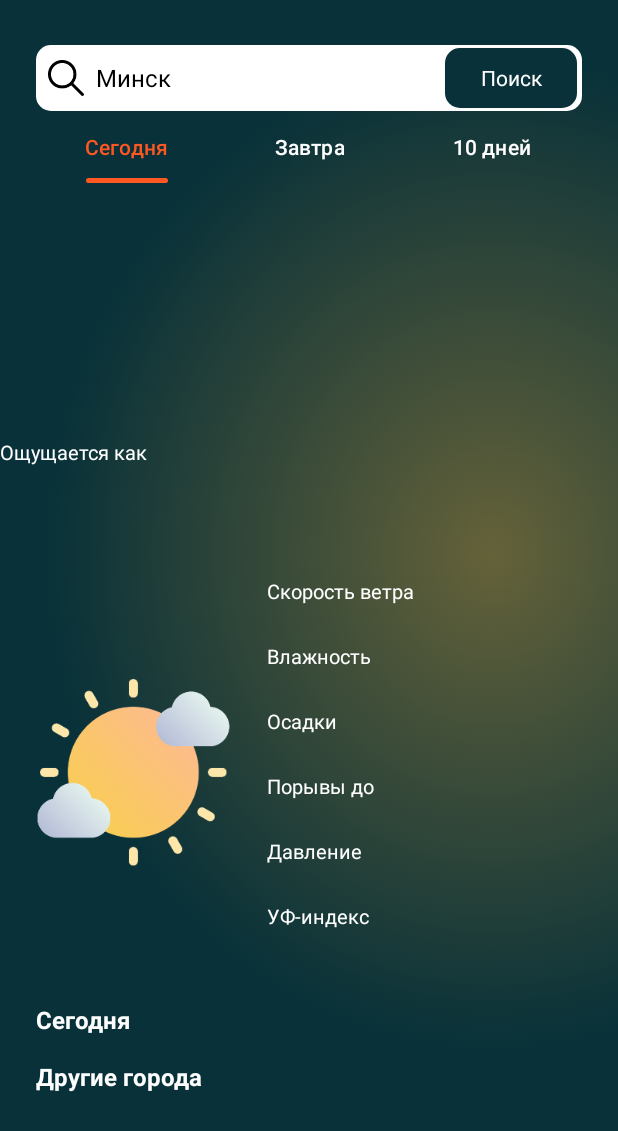
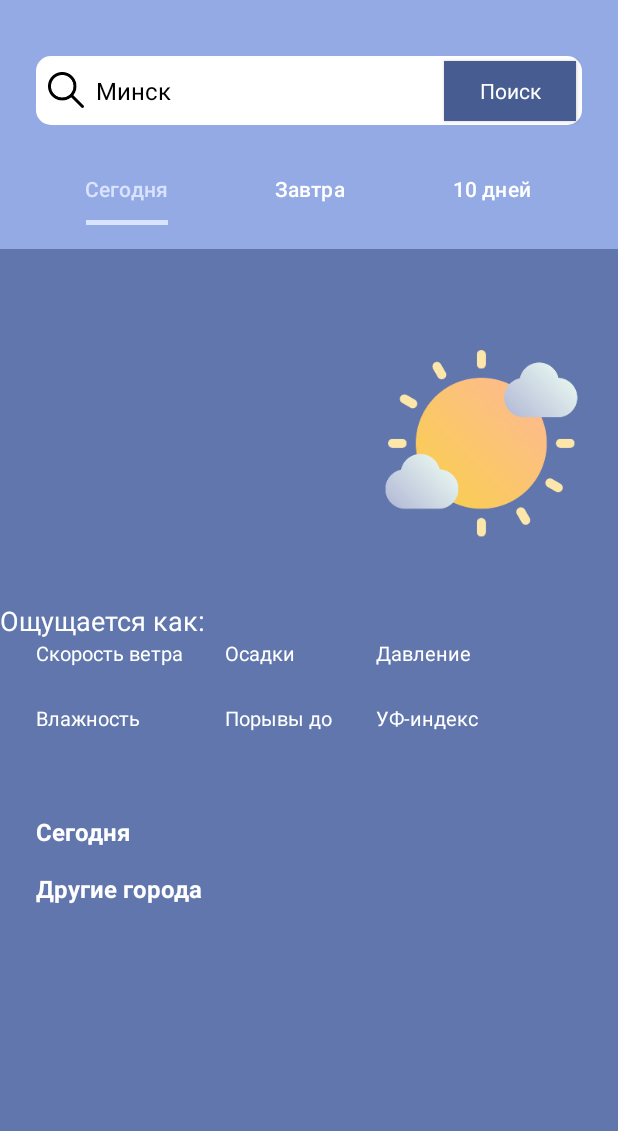
Before and after one commit to Alex2004c/WeatherApp, an Android app: the screen it shows after launch (MainActivity), on a phone screen of 412 x 824 dp. Shown: the top 1131 px of the screen. Run offline under Robolectric (Android 15) with nearby library versions, the phone set to English and light mode, and no system bars; libraries missing offline, so code that uses them is left out: com.ismaeldivita.chipnavigation; pictures from the network do not load; 1 statement that could not run was skipped.

Commit message:
some of design

```diff
--- a/app/src/main/res/layout/activity_main.xml
+++ b/app/src/main/res/layout/activity_main.xml
@@ -18,7 +18,7 @@
         app:layout_constraintEnd_toEndOf="parent"
         app:layout_constraintStart_toStartOf="parent"
         app:layout_constraintTop_toTopOf="parent"
-        app:srcCompat="@drawable/bg" />
+        app:srcCompat="@color/material_dynamic_primary70" />
 
     <LinearLayout
         android:layout_width="match_parent"
@@ -30,52 +30,56 @@
         app:layout_constraintTop_toTopOf="parent">
 
         <LinearLayout
-            android:id="@+id/linearLayout"
+            android:id="@+id/linearLayout1"
             android:layout_width="match_parent"
-            android:layout_height="wrap_content"
+            android:layout_height="102dp"
+            android:background="@color/material_dynamic_primary70"
             android:orientation="vertical">
 
             <androidx.constraintlayout.widget.ConstraintLayout
                 android:id="@+id/searchContainer"
                 android:layout_width="match_parent"
-                android:layout_height="wrap_content"
+                android:layout_height="46dp"
                 android:layout_marginStart="24dp"
-                android:layout_marginTop="30dp"
+                android:layout_marginTop="37dp"
                 android:layout_marginEnd="24dp"
                 android:background="@drawable/white_full_corner">
 
                 <EditText
                     android:id="@+id/editTextText"
                     android:layout_width="0dp"
-                        android:layout_height="40dp"
+                    android:layout_height="46dp"
                     android:background="#00000000"
+                    android:cursorVisible="false"
                     android:drawableStart="@drawable/search_icon"
                     android:drawablePadding="8dp"
                     android:ems="10"
+                    android:focusable="true"
+                    android:focusableInTouchMode="true"
                     android:hint="Город..."
-                        android:cursorVisible="false"
+                    android:importantForAutofill="no"
                     android:inputType="text"
                     android:padding="8dp"
                     android:textColor="@color/black"
                     android:textColorHint="@color/black"
                     android:textSize="16sp"
-                        android:focusable="true"
-                        android:focusableInTouchMode="true"
-                        android:importantForAutofill="no"
                     app:layout_constraintBottom_toBottomOf="parent"
                     app:layout_constraintEnd_toStartOf="@+id/button"
+                    app:layout_constraintHorizontal_bias="0.0"
                     app:layout_constraintStart_toStartOf="parent"
-                        app:layout_constraintTop_toTopOf="parent" />
+                    app:layout_constraintTop_toTopOf="parent"
+                    app:layout_constraintVertical_bias="1.0" />
 
                 <androidx.appcompat.widget.AppCompatButton
                     android:id="@+id/button"
                     style="@android:style/Widget.Button"
-                        android:layout_width="wrap_content"
+                    android:layout_width="88dp"
                     android:layout_height="40dp"
                     android:layout_marginTop="2dp"
-                        android:layout_marginEnd="3dp"
+                    android:layout_marginEnd="4dp"
                     android:layout_marginBottom="2dp"
-                        android:background="@drawable/green_full_corner"
+                    android:background="@color/material_dynamic_primary40"
+                    android:ellipsize="none"
                     android:text="Поиск"
                     android:textColor="@color/white"
                     app:layout_constraintBottom_toBottomOf="parent"
@@ -87,32 +91,36 @@
         <LinearLayout
             android:layout_width="match_parent"
             android:layout_height="match_parent"
-            android:orientation="vertical">
+            android:orientation="vertical"
+            tools:visibility="visible">
 
             <!-- TabLayout - вкладки -->
+
+            <!-- ViewPager2 - контейнер для фрагментов -->
+
             <com.google.android.material.tabs.TabLayout
                 android:id="@+id/tabLayout"
                 android:layout_width="match_parent"
                 android:layout_height="wrap_content"
                 android:layout_marginStart="24dp"
                 android:layout_marginEnd="24dp"
+                android:alpha="1"
                 android:background="@android:color/transparent"
                 app:tabGravity="fill"
+                app:tabIndicator="@android:color/system_control_activated_light"
+                app:tabIndicatorColor="@android:color/system_control_activated_light"
+                app:tabIndicatorHeight="3dp"
                 app:tabMode="fixed"
-                app:tabSelectedTextColor="@color/orange"
-                app:tabTextColor="@color/white"
-                app:tabIndicator="@drawable/tab_indicator"
-                app:tabIndicatorColor="@color/orange"
-                app:tabIndicatorHeight="3dp"/>
+                app:tabSelectedTextColor="@android:color/system_control_activated_light"
+                app:tabTextColor="@color/white" />
 
-            <!-- ViewPager2 - контейнер для фрагментов -->
             <androidx.viewpager2.widget.ViewPager2
                 android:id="@+id/viewPager"
                 android:layout_width="match_parent"
                 android:layout_height="0dp"
                 android:layout_marginTop="16dp"
                 android:layout_weight="1"
-                android:background="@android:color/transparent" />
+                android:background="@android:color/system_palette_key_color_primary_dark" />
         </LinearLayout>
     </LinearLayout>
 </androidx.constraintlayout.widget.ConstraintLayout>
--- a/app/src/main/res/layout/fragment_today.xml
+++ b/app/src/main/res/layout/fragment_today.xml
@@ -17,102 +17,193 @@
             android:layout_width="match_parent"
             android:layout_height="wrap_content"
             android:orientation="vertical"
-            tools:background="@drawable/bg">
+            tools:background="@android:color/system_accent1_500">
 
             <TextView
                 android:id="@+id/tvCity"
                 android:layout_width="match_parent"
                 android:layout_height="wrap_content"
-                tools:text="Минск"
                 android:textColor="@color/white"
                 android:textSize="18sp"
-                android:textStyle="bold" />
+                android:textStyle="bold"
+                tools:text="Минск" />
+
+            <TextView
+                android:id="@+id/tvLastUpdated"
+                android:layout_width="match_parent"
+                android:layout_height="wrap_content"
+                android:textColor="@color/white"
+                android:textSize="18sp"
+                android:textStyle="bold"
+                tools:text="2025-05-10 13:03" />
+
+            <androidx.constraintlayout.widget.ConstraintLayout
+                android:layout_width="match_parent"
+                android:layout_height="161dp"
+                android:layout_marginStart="24dp"
+                android:layout_marginEnd="24dp">
 
                 <TextView
                     android:id="@+id/tvTempMain"
-                android:layout_width="match_parent"
+                    android:layout_width="wrap_content"
                     android:layout_height="wrap_content"
-                android:layout_marginBottom="24dp"
-                android:layout_marginStart="24dp"
-                android:layout_marginEnd="24dp"
-                android:layout_marginTop="12dp"
-                tools:text="25°C"
                     android:textColor="@color/white"
                     android:textSize="70sp"
-                android:textStyle="bold" />
+                    android:textStyle="bold"
+                    app:layout_constraintBottom_toBottomOf="parent"
+                    app:layout_constraintStart_toStartOf="parent"
+                    app:layout_constraintTop_toTopOf="parent"
+                    app:layout_constraintVertical_bias="0.235"
+                    tools:text="25°" />
 
-            <LinearLayout
-                android:layout_width="wrap_content"
-                android:layout_height="wrap_content"
-                android:orientation="vertical">
+                <ImageView
+                    android:id="@+id/imageViewMain"
+                    android:layout_width="130dp"
+                    android:layout_height="130dp"
+                    android:layout_marginBottom="16dp"
+                    android:contentDescription="@string/mainweatericon"
+                    app:layout_constraintBottom_toBottomOf="parent"
+                    app:layout_constraintEnd_toEndOf="parent"
+                    app:layout_constraintHorizontal_bias="0.992"
+                    app:layout_constraintStart_toEndOf="@+id/tvTempMain"
+                    app:srcCompat="@drawable/sunny" />
 
-                <TextView
-                    android:layout_width="match_parent"
-                    android:layout_height="wrap_content"
-                    android:text="Ощущается как"
-                    android:textColor="@color/white"
-                    android:textSize="13sp" />
-
-
-                <TextView
-                    android:id="@+id/tvFeeling"
-                    android:layout_width="match_parent"
-                    android:layout_height="wrap_content"
-                    tools:text="0°C"
-                    android:textColor="@color/white"
-                    android:textSize="18sp"
-                    android:textStyle="bold" />
-
-            </LinearLayout>
+            </androidx.constraintlayout.widget.ConstraintLayout>
 
             <TextView
                 android:id="@+id/tvCondition"
                 android:layout_width="match_parent"
                 android:layout_height="wrap_content"
-                tools:text="Облачно"
                 android:textColor="@color/white"
                 android:textSize="18sp"
-                android:textStyle="bold" />
+                android:textStyle="bold"
+                tools:text="Облачно" />
+
+            <LinearLayout
+                android:layout_width="wrap_content"
+                android:layout_height="wrap_content"
+                android:orientation="horizontal">
 
                 <TextView
-                android:id="@+id/tvLastUpdated"
                     android:layout_width="match_parent"
                     android:layout_height="wrap_content"
-                tools:text="2025-05-10 13:03"
+                    android:text="Ощущается как:"
+                    android:textColor="@color/white"
+                    android:textSize="18sp" />
+
+
+                <TextView
+                    android:id="@+id/tvFeeling"
+                    android:layout_width="54dp"
+                    android:layout_height="wrap_content"
                     android:textColor="@color/white"
                     android:textSize="18sp"
-                android:textStyle="bold" />
+                    android:textStyle="bold"
+                    tools:text="0°C" />
+
+            </LinearLayout>
 
             <androidx.constraintlayout.widget.ConstraintLayout
                 android:layout_width="match_parent"
-                android:layout_height="wrap_content"
+                android:layout_height="93dp"
                 android:layout_marginStart="24dp"
                 android:layout_marginEnd="24dp">
 
-                <ImageView
-                    android:id="@+id/imageViewMain"
-                    android:layout_width="130dp"
-                    android:layout_height="130dp"
-                    android:contentDescription="@string/mainweatericon"
-                    app:layout_constraintBottom_toBottomOf="parent"
-                    app:layout_constraintStart_toStartOf="parent"
-                    app:layout_constraintTop_toTopOf="parent"
-                    app:srcCompat="@drawable/sunny" />
                 <!-- android:layout_height="0" --><!----><!----><!----><!----><!----><!---->
+
                 <LinearLayout
-                    android:layout_width="wrap_content"
+                    android:id="@+id/linearLayout2"
+                    android:layout_width="87dp"
+                    android:layout_height="81dp"
+                    android:orientation="vertical"
+                    app:layout_constraintEnd_toStartOf="@+id/linearLayout"
+                    app:layout_constraintStart_toEndOf="@+id/linearLayout1"
+                    app:layout_constraintTop_toTopOf="parent">
+
+                    <TextView
+                        android:layout_width="match_parent"
                         android:layout_height="wrap_content"
-                    android:layout_marginStart="24dp"
+                        android:text="Осадки"
+                        android:textColor="@color/white"
+                        android:textSize="13sp" />
+
+                    <TextView
+                        android:id="@+id/tvRain"
+                        android:layout_width="match_parent"
+                        android:layout_height="wrap_content"
+                        android:textColor="@color/white"
+                        android:textSize="18sp"
+                        android:textStyle="bold"
+                        tools:text="0 мм" />
+
+                    <TextView
+                        android:layout_width="match_parent"
+                        android:layout_height="wrap_content"
+                        android:text="Порывы до"
+                        android:textColor="@color/white"
+                        android:textSize="13sp" />
+
+                    <TextView
+                        android:id="@+id/tvGust"
+                        android:layout_width="match_parent"
+                        android:layout_height="wrap_content"
+                        android:textColor="@color/white"
+                        android:textSize="18sp"
+                        android:textStyle="bold"
+                        tools:text="0 км/ч" />
+                </LinearLayout>
+
+                <LinearLayout
+                    android:id="@+id/linearLayout"
+                    android:layout_width="124dp"
+                    android:layout_height="82dp"
+                    android:layout_marginStart="13dp"
+                    android:layout_marginBottom="11dp"
                     android:orientation="vertical"
                     app:layout_constraintBottom_toBottomOf="parent"
-                    app:layout_constraintStart_toEndOf="@+id/imageViewMain"
+                    app:layout_constraintStart_toEndOf="@+id/linearLayout2"
                     app:layout_constraintTop_toTopOf="parent">
 
+                    <TextView
+                        android:layout_width="match_parent"
+                        android:layout_height="wrap_content"
+                        android:text="Давление"
+                        android:textColor="@color/white"
+                        android:textSize="13sp" />
+
+                    <TextView
+                        android:id="@+id/tvPressure"
+                        android:layout_width="match_parent"
+                        android:layout_height="wrap_content"
+                        android:textColor="@color/white"
+                        android:textSize="18sp"
+                        android:textStyle="bold"
+                        tools:text="0 мбар" />
+
+                    <TextView
+                        android:layout_width="match_parent"
+                        android:layout_height="wrap_content"
+                        android:text="УФ-индекс"
+                        android:textColor="@color/white"
+                        android:textSize="13sp" />
+
+                    <TextView
+                        android:id="@+id/tvUV"
+                        android:layout_width="match_parent"
+                        android:layout_height="wrap_content"
+                        android:textColor="@color/white"
+                        android:textSize="18sp"
+                        android:textStyle="bold"
+                        tools:text="0" />
+                </LinearLayout>
+
                 <LinearLayout
-                        android:layout_width="wrap_content"
-                        android:layout_height="0dp"
-                        android:layout_weight="0.1"
-                        android:orientation="vertical">
+                    android:id="@+id/linearLayout1"
+                    android:layout_width="126dp"
+                    android:layout_height="82dp"
+                    android:orientation="vertical"
+                    app:layout_constraintStart_toStartOf="parent"
+                    app:layout_constraintTop_toTopOf="parent">
 
                     <TextView
                         android:layout_width="match_parent"
@@ -125,18 +216,10 @@
                         android:id="@+id/tvWindSpeed"
                         android:layout_width="match_parent"
                         android:layout_height="wrap_content"
-                            tools:text="12 м/с"
                         android:textColor="@color/white"
                         android:textSize="18sp"
-                            android:textStyle="bold" />
-
-                    </LinearLayout>
-
-                    <LinearLayout
-                        android:layout_width="wrap_content"
-                        android:layout_height="0dp"
-                        android:layout_weight="0.1"
-                        android:orientation="vertical">
+                        android:textStyle="bold"
+                        tools:text="12 м/с" />
 
                     <TextView
                         android:layout_width="match_parent"
@@ -149,111 +232,12 @@
                         android:id="@+id/tvHumidity"
                         android:layout_width="match_parent"
                         android:layout_height="wrap_content"
-                            tools:text="18%"
                         android:textColor="@color/white"
                         android:textSize="18sp"
-                            android:textStyle="bold" />
-
-                    </LinearLayout>
-
-                    <LinearLayout
-                        android:layout_width="wrap_content"
-                        android:layout_height="0dp"
-                        android:layout_weight="0.1"
-                        android:orientation="vertical">
-
-                        <TextView
-                            android:layout_width="match_parent"
-                            android:layout_height="wrap_content"
-                            android:text="Осадки"
-                            android:textColor="@color/white"
-                            android:textSize="13sp" />
-
-                        <TextView
-                            android:id="@+id/tvRain"
-                            android:layout_width="match_parent"
-                            android:layout_height="wrap_content"
-                            tools:text="0 мм"
-                            android:textColor="@color/white"
-                            android:textSize="18sp"
-                            android:textStyle="bold" />
-
-                    </LinearLayout>
+                        android:textStyle="bold"
+                        tools:text="18%" />
 
 
-
-                    <LinearLayout
-                        android:layout_width="wrap_content"
-                        android:layout_height="0dp"
-                        android:layout_weight="0.1"
-                        android:orientation="vertical">
-
-                        <TextView
-                            android:layout_width="match_parent"
-                            android:layout_height="wrap_content"
-                            android:text="Порывы до"
-                            android:textColor="@color/white"
-                            android:textSize="13sp" />
-
-                        <TextView
-                            android:id="@+id/tvGust"
-                            android:layout_width="match_parent"
-                            android:layout_height="wrap_content"
-                            tools:text="0 км/ч"
-                            android:textColor="@color/white"
-                            android:textSize="18sp"
-                            android:textStyle="bold" />
-
-                    </LinearLayout>
-
-
-                    <LinearLayout
-                        android:layout_width="wrap_content"
-                        android:layout_height="0dp"
-                        android:layout_weight="0.1"
-                        android:orientation="vertical">
-
-                        <TextView
-                            android:layout_width="match_parent"
-                            android:layout_height="wrap_content"
-                            android:text="Давление"
-                            android:textColor="@color/white"
-                            android:textSize="13sp" />
-
-                        <TextView
-                            android:id="@+id/tvPressure"
-                            android:layout_width="match_parent"
-                            android:layout_height="wrap_content"
-                            tools:text="0 мбар"
-                            android:textColor="@color/white"
-                            android:textSize="18sp"
-                            android:textStyle="bold" />
-
-                    </LinearLayout>
-
-                    <LinearLayout
-                        android:layout_width="wrap_content"
-                        android:layout_height="0dp"
-                        android:layout_weight="0.1"
-                        android:orientation="vertical">
-
-                        <TextView
-                            android:layout_width="match_parent"
-                            android:layout_height="wrap_content"
-                            android:text="УФ-индекс"
-                            android:textColor="@color/white"
-                            android:textSize="13sp" />
-
-                        <TextView
-                            android:id="@+id/tvUV"
-                            android:layout_width="match_parent"
-                            android:layout_height="wrap_content"
-                            tools:text="0"
-                            android:textColor="@color/white"
-                            android:textSize="18sp"
-                            android:textStyle="bold" />
-
-                    </LinearLayout>
                 </LinearLayout>
 
             </androidx.constraintlayout.widget.ConstraintLayout>
@@ -263,20 +247,20 @@
                 android:layout_width="match_parent"
                 android:layout_height="wrap_content"
                 android:layout_marginStart="24dp"
+                android:layout_marginTop="24dp"
                 android:text="Сегодня"
                 android:textColor="@color/white"
                 android:textSize="16sp"
-                android:textStyle="bold"
-                android:layout_marginTop="24dp"/>
+                android:textStyle="bold" />
 
             <androidx.recyclerview.widget.RecyclerView
                 android:id="@+id/view1"
                 android:layout_width="match_parent"
                 android:layout_height="wrap_content"
                 android:clipToPadding="false"
+                android:nestedScrollingEnabled="false"
                 android:paddingStart="16dp"
-                android:paddingEnd="16dp"
-                android:nestedScrollingEnabled="false"/>
+                android:paddingEnd="16dp" />
 
             <LinearLayout
                 android:layout_width="match_parent"
@@ -301,20 +285,21 @@
                     android:layout_height="wrap_content"
                     android:layout_marginTop="16sp"
                     android:layout_marginEnd="24dp"
-                    tools:text="Посмотреть все"
                     android:textColor="@color/white"
-                    android:textSize="16sp" />
+                    android:textSize="16sp"
+                    tools:text="Посмотреть все" />
             </LinearLayout>
 
             <androidx.recyclerview.widget.RecyclerView
                 android:id="@+id/view2"
                 android:layout_width="match_parent"
                 android:layout_height="wrap_content"
+                android:layout_marginBottom="24dp"
                 android:clipToPadding="false"
+                android:nestedScrollingEnabled="false"
                 android:paddingStart="16dp"
-                android:paddingEnd="16dp"
-                android:layout_marginBottom="24dp"
-                android:nestedScrollingEnabled="false"/>
+                android:paddingEnd="16dp" />
         </LinearLayout>
     </androidx.core.widget.NestedScrollView>
+
 </androidx.swiperefreshlayout.widget.SwipeRefreshLayout>
```
Also changed, not shown: app/src/main/res/layout/fragment_tomorrow.xml (+70 -66 lines), app/src/main/res/layout/item_hourly.xml (+5 -6 lines), app/src/main/res/layout/viewholder_city.xml (+7 -6 lines), app/src/main/res/drawable-hdpi/bg.png (deleted), app/src/main/res/drawable-ldpi/bg.png (deleted), app/src/main/res/drawable-mdpi/bg.png (deleted), app/src/main/res/drawable-xhdpi/bg.png (deleted), app/src/main/res/drawable-xxhdpi/bg.png (deleted), app/src/main/res/drawable-xxxhdpi/bg.png (deleted). Lines whose indentation alone changed are shown as unchanged.
